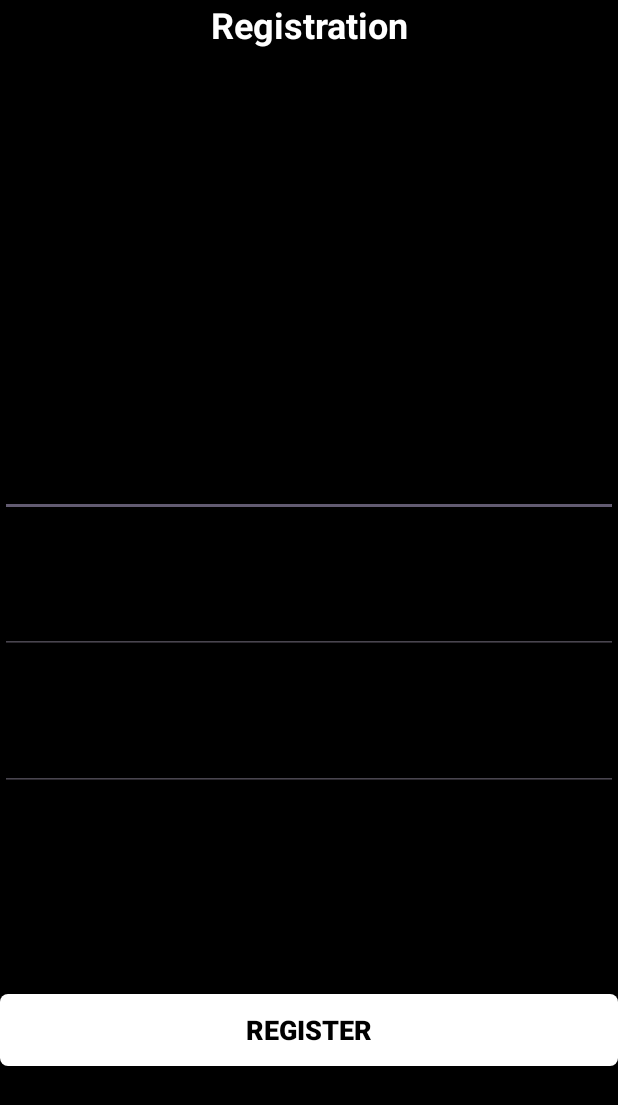
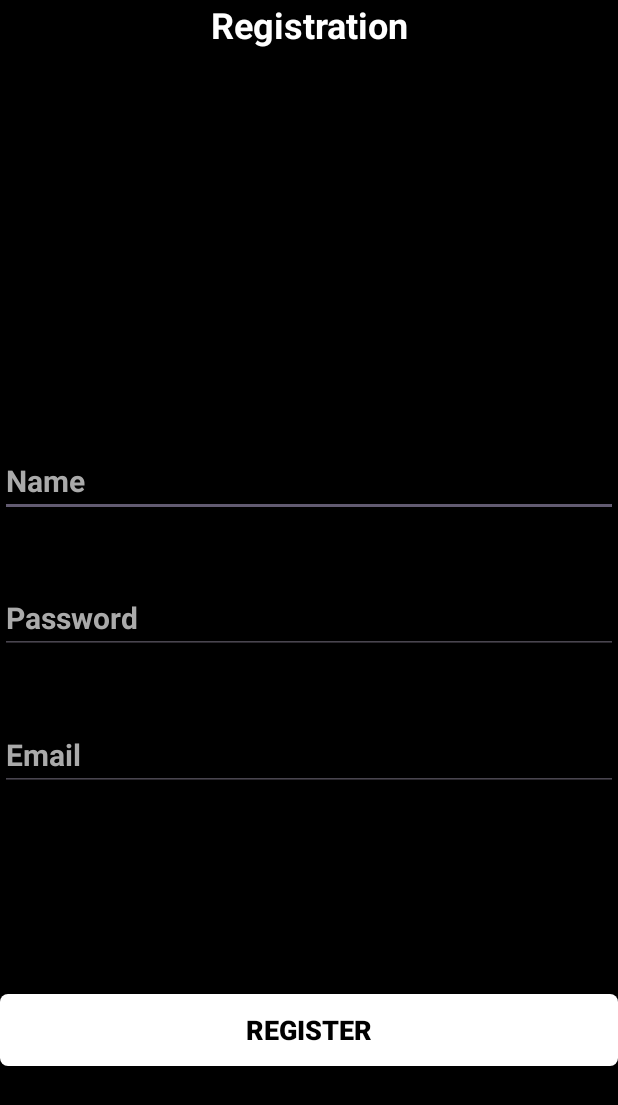
Before and after one commit to Spirituel-Franchesco/Osullivan-Movies-App, an Android app: the screen it shows after launch (RegistrationActivity), after a tap on "NOT A MEMBER YET? REGISTER NOW", on a phone screen of 412 x 824 dp. Shown: the top 1105 px of the screen. Run offline under Robolectric (Android 15) with nearby library versions, the phone set to English and light mode, and no system bars.

Commit message:
connection and registration activities done

```diff
--- a/app/src/main/java/com/example/osullivanmoviesapp/Vue/ConnectionActivity.java
+++ b/app/src/main/java/com/example/osullivanmoviesapp/Vue/ConnectionActivity.java
@@ -3,14 +3,19 @@ package com.example.osullivanmoviesapp.Vue;
 import androidx.appcompat.app.AppCompatActivity;
 
 import android.content.Intent;
+import android.content.SharedPreferences;
 import android.os.Bundle;
 import android.view.View;
 import android.widget.Button;
+import android.widget.EditText;
+import android.widget.Toast;
 
 import com.example.osullivanmoviesapp.R;
 
 public class ConnectionActivity extends AppCompatActivity {
 
+    private EditText edNameLogin;
+    private EditText edPasswordLogin;
     private Button RegisterNowbtn;
     private Button Loginbtn;
 
@@ -19,8 +24,15 @@ public class ConnectionActivity extends AppCompatActivity {
         super.onCreate(savedInstanceState);
         setContentView(R.layout.activity_connection);
 
+        edNameLogin = findViewById(R.id.edNameLogin);
+        edPasswordLogin = findViewById(R.id.edPasswordLogin);
         RegisterNowbtn = findViewById(R.id.RegisterBtnLogin);
         Loginbtn = findViewById(R.id.LoginBtn);
+
+        // Pré-remplir le champ nom avec le dernier utilisateur
+        SharedPreferences prefs = getSharedPreferences("UserPrefs", MODE_PRIVATE);
+        String lastName = prefs.getString("name", "");
+        edNameLogin.setText(lastName);
 
         RegisterNowbtn.setOnClickListener(new View.OnClickListener() {
             @Override
@@ -33,8 +45,28 @@ public class ConnectionActivity extends AppCompatActivity {
         Loginbtn.setOnClickListener(new View.OnClickListener() {
             @Override
             public void onClick(View view) {
-                Intent i = new Intent(ConnectionActivity.this, MenuActivity.class);
-                startActivity(i);
+
+                String name = edNameLogin.getText().toString();
+                String password = edPasswordLogin.getText().toString();
+
+                String savedName = prefs.getString("name", "");
+                String savedPassword = prefs.getString("password", "");
+
+                if (name.equals(savedName) && password.equals(savedPassword)) {
+                    Toast.makeText(ConnectionActivity.this, "Connexion réussie !", Toast.LENGTH_LONG).show();
+
+                    Intent i = new Intent(ConnectionActivity.this, MenuActivity.class);
+                    startActivity(i);
+                    finish();
+                }
+                else if (!savedName.equals(name) && savedPassword.equals(password))
+                {
+                    Toast.makeText(ConnectionActivity.this, "User introuvable", Toast.LENGTH_LONG).show();
+                }
+                else
+                {
+                    Toast.makeText(ConnectionActivity.this, "User et/ou password incorrect", Toast.LENGTH_LONG).show();
+                }
             }
         });
     }
--- a/app/src/main/java/com/example/osullivanmoviesapp/Vue/RegistrationActivity.java
+++ b/app/src/main/java/com/example/osullivanmoviesapp/Vue/RegistrationActivity.java
@@ -2,15 +2,63 @@ package com.example.osullivanmoviesapp.Vue;
 
 import androidx.appcompat.app.AppCompatActivity;
 
+import android.annotation.SuppressLint;
+import android.content.Intent;
+import android.content.SharedPreferences;
 import android.os.Bundle;
+import android.view.View;
+import android.widget.Button;
+import android.widget.EditText;
+import android.widget.Toast;
 
 import com.example.osullivanmoviesapp.R;
 
+import java.security.PrivateKey;
+
 public class RegistrationActivity extends AppCompatActivity {
 
+    private EditText edNameRegister;
+    private EditText edPasswordRegister;
+    private EditText edEmailRegister;
+    private Button btnRegister;
+
+    @SuppressLint("MissingInflatedId")
     @Override
     protected void onCreate(Bundle savedInstanceState) {
         super.onCreate(savedInstanceState);
         setContentView(R.layout.activity_registration);
+
+        edNameRegister = findViewById(R.id.edNameRegister);
+        edPasswordRegister = findViewById(R.id.edPasswordRegister);
+        edEmailRegister = findViewById(R.id.edEmailRegister);
+        btnRegister = findViewById(R.id.btnRegister);
+
+        btnRegister.setOnClickListener(new View.OnClickListener() {
+            @Override
+            public void onClick(View view) {
+                String name = edNameRegister.getText().toString();
+                String password = edPasswordRegister.getText().toString();
+                String email = edEmailRegister.getText().toString();
+
+                if (name.isEmpty() || email.isEmpty() || password.isEmpty())
+                {
+                    Toast.makeText(RegistrationActivity.this, "Crédentials invalides", Toast.LENGTH_LONG).show();
+                }
+                else {
+                    SharedPreferences prefs = getSharedPreferences("UserPrefs", MODE_PRIVATE);
+                    SharedPreferences.Editor editor = prefs.edit();
+
+                    editor.putString("name", name);
+                    editor.putString("email", email);
+                    editor.putString("password", password);
+                    editor.apply();
+
+                    Toast.makeText(RegistrationActivity.this, "Inscription réussie !", Toast.LENGTH_LONG).show();
+                }
+                Intent i = new Intent(RegistrationActivity.this, ConnectionActivity.class);
+                startActivity(i);
+                finish();
+            }
+        });
     }
 }
--- a/app/src/main/res/layout/activity_connection.xml
+++ b/app/src/main/res/layout/activity_connection.xml
@@ -58,6 +58,8 @@
                         android:layout_gravity="center"
                         android:layout_weight="1"
                         android:ems="10"
+                        android:hint="Name"
+                        android:textColorHint="@color/gray"
                         android:inputType="text"
                         android:textColor="@color/white"
                         android:textSize="20sp"
@@ -77,6 +79,8 @@
                         android:layout_gravity="center"
                         android:layout_weight="1"
                         android:ems="10"
+                        android:hint="Password"
+                        android:textColorHint="@color/gray"
                         android:inputType="textPassword"
                         android:textColor="@color/white"
                         android:textSize="20sp"
--- a/app/src/main/res/layout/activity_registration.xml
+++ b/app/src/main/res/layout/activity_registration.xml
@@ -57,6 +57,8 @@
                         android:layout_gravity="center"
                         android:layout_weight="1"
                         android:ems="10"
+                        android:hint="Name"
+                        android:textColorHint="@color/gray"
                         android:inputType="text"
                         android:textColor="@color/white"
                         android:textSize="20sp"
@@ -76,6 +78,8 @@
                         android:layout_gravity="center"
                         android:layout_weight="1"
                         android:ems="10"
+                        android:hint="Password"
+                        android:textColorHint="@color/gray"
                         android:inputType="textPassword"
                         android:textColor="@color/white"
                         android:textSize="20sp"
@@ -96,6 +100,8 @@
                         android:layout_gravity="center"
                         android:layout_weight="1"
                         android:ems="10"
+                        android:hint="Email"
+                        android:textColorHint="@color/gray"
                         android:inputType="text"
                         android:textColor="@color/white"
                         android:textSize="20sp"
@@ -111,7 +117,7 @@
             android:orientation="horizontal">
 
             <android.widget.Button
-                android:id="@+id/button"
+                android:id="@+id/btnRegister"
                 android:layout_width="0dp"
                 android:layout_height="wrap_content"
                 android:layout_gravity="center"
--- a/app/src/main/res/values/colors.xml
+++ b/app/src/main/res/values/colors.xml
@@ -2,4 +2,6 @@
 <resources>
     <color name="black">#FF000000</color>
     <color name="white">#FFFFFFFF</color>
+    <color name="gray">#AAAAAA</color>
+
 </resources>
```
